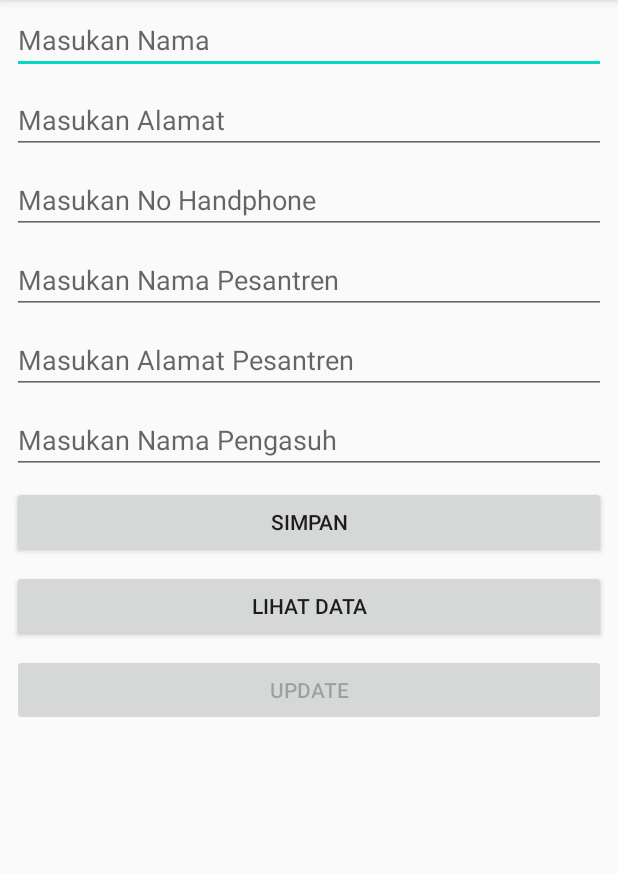
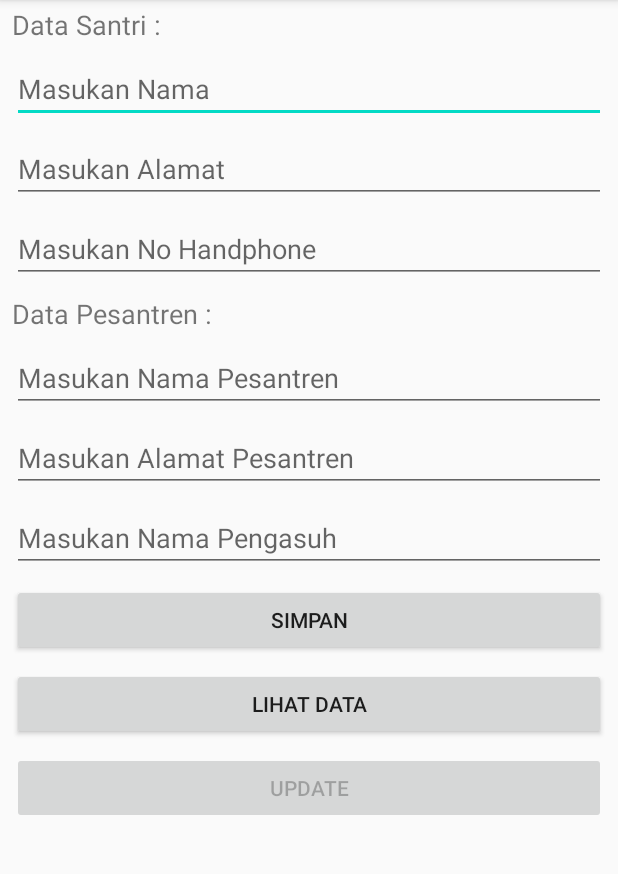
Before and after one commit to NurAlim05/UASOOP2, an Android app: the screen it shows after launch (MainActivity), on a phone screen of 412 x 824 dp, the part 84-958 px from its top. Run offline under Robolectric (Android 15) with nearby library versions, the phone set to English and light mode, and no system bars.

Commit message:
add text

```diff
--- a/app/src/main/res/layout/activity_main.xml
+++ b/app/src/main/res/layout/activity_main.xml
@@ -7,6 +7,15 @@
     android:orientation="vertical"
     tools:context=".MainActivity">
 
+    <TextView
+        android:layout_marginLeft="8dp"
+        android:layout_marginTop="4dp"
+        android:layout_marginRight="8dp"
+        android:layout_marginBottom="4dp"
+        android:textSize="18dp"
+        android:layout_width="match_parent"
+        android:layout_height="wrap_content"
+        android:text="Data Santri :" />
 
     <EditText
         android:id="@+id/editTextNama"
@@ -43,6 +52,16 @@
         android:ems="10"
         android:hint="Masukan No Handphone"
         android:inputType="text" />
+
+    <TextView
+        android:layout_marginLeft="8dp"
+        android:layout_marginTop="4dp"
+        android:layout_marginRight="8dp"
+        android:layout_marginBottom="4dp"
+        android:textSize="18dp"
+        android:layout_width="match_parent"
+        android:layout_height="wrap_content"
+        android:text="Data Pesantren :" />
 
     <EditText
         android:id="@+id/editTextPesantren"
@@ -109,4 +128,6 @@
         android:layout_marginRight="8dp"
         android:layout_marginBottom="4dp"
         android:text="Update" />
+
+
 </LinearLayout>
```
